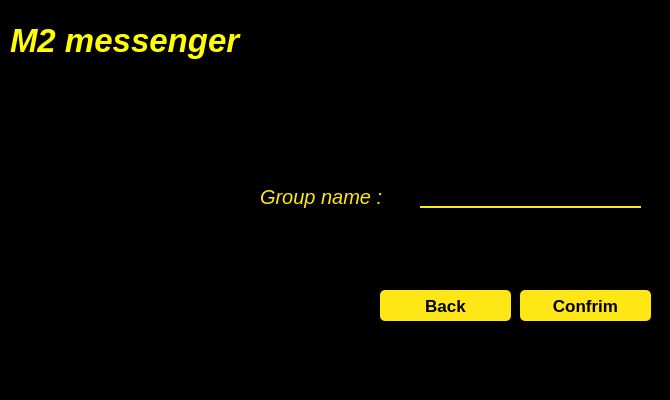
This is untitled/joingroup.ui in MohamadKhavaran/M2-Massenger as Qt 5 draws it before an edit. The edited form follows.
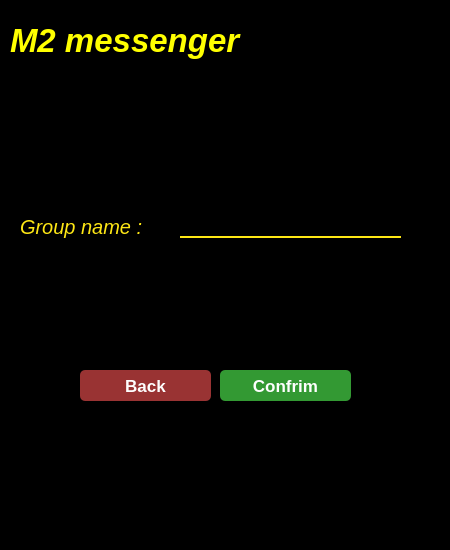
This is the edited form. Icons and pictures are not drawn.

What changed in the file:
```diff
--- a/untitled/joingroup.ui
+++ b/untitled/joingroup.ui
@@ -6,8 +6,8 @@
    <rect>
     <x>0</x>
     <y>0</y>
-    <width>670</width>
-    <height>400</height>
+    <width>450</width>
+    <height>550</height>
    </rect>
   </property>
   <property name="windowTitle">
@@ -19,8 +19,8 @@
   <widget class="QLabel" name="label">
    <property name="geometry">
     <rect>
-     <x>260</x>
-     <y>180</y>
+     <x>20</x>
+     <y>210</y>
      <width>161</width>
      <height>34</height>
     </rect>
@@ -41,25 +41,39 @@
   <widget class="QLineEdit" name="lineEdit">
    <property name="geometry">
     <rect>
-     <x>420</x>
-     <y>180</y>
+     <x>180</x>
+     <y>210</y>
      <width>221</width>
      <height>28</height>
     </rect>
    </property>
    <property name="styleSheet">
-    <string notr="true">bbackground-color:rgba(0, 0, 0, 0);
+    <string notr="true">
+QLineEdit#lineEdit {
+
+background-color:rgba(0, 0, 0, 0);
 border:none;
 border-bottom:2px solid rgba(254, 231, 21, 1);
 color:rgba(255, 255, 255, 255);
-padding-bottom:7px;</string>
+padding-bottom:7px;
+
+}
+
+QLineEdit#lineEdit:hover {
+
+	background-color: rgb(42, 46, 52);
+	border-style: solid;
+	border-color: rgb(245, 179, 1);
+	color: rgb(241, 182, 88);
+
+}</string>
    </property>
   </widget>
   <widget class="QPushButton" name="pushButton">
    <property name="geometry">
     <rect>
-     <x>520</x>
-     <y>290</y>
+     <x>220</x>
+     <y>370</y>
      <width>131</width>
      <height>31</height>
     </rect>
@@ -71,10 +85,11 @@
     </font>
    </property>
    <property name="styleSheet">
-    <string notr="true">QPushButton#pushButton{
-	background-color:rgba(254, 231, 21, 1);
-	color:rgba(0, 0, 0, 255);
-	border-radius:5px;
+    <string notr="true">QPushButton#pushButton {
+color: white;
+border-radius: 5px;
+Background: #393;
+color: #fefefe;
 }
 
 QPushButton#pushButton:hover{
@@ -82,14 +97,12 @@
 
 }
 
-QPushButton#pushButton:pressed{
-	padding-left:5px;
-	padding-top:5px;
-	background-color:rgba(150,123, 111, 255);
-}
-
-
-</string>
+QPushButton#pushButton:pressed {
+border-style: solid;
+border-width: 1px;
+	background-color: rgb(25, 69, 105);
+	color: rgb(85, 255, 255);
+}</string>
    </property>
    <property name="text">
     <string>Confrim</string>
@@ -98,8 +111,8 @@
   <widget class="QPushButton" name="pushButton_2">
    <property name="geometry">
     <rect>
-     <x>380</x>
-     <y>290</y>
+     <x>80</x>
+     <y>370</y>
      <width>131</width>
      <height>31</height>
     </rect>
@@ -111,10 +124,11 @@
     </font>
    </property>
    <property name="styleSheet">
-    <string notr="true">QPushButton#pushButton_2{
-	background-color:rgba(254, 231, 21, 1);
-	color:rgba(0, 0, 0, 255);
-	border-radius:5px;
+    <string notr="true">QPushButton#pushButton_2 {
+color: white;
+border-radius: 5px;
+Background: #933;
+color: #fefefe;
 }
 
 QPushButton#pushButton_2:hover{
@@ -157,10 +171,10 @@
   <widget class="QLabel" name="label_3">
    <property name="geometry">
     <rect>
-     <x>60</x>
-     <y>130</y>
-     <width>161</width>
-     <height>131</height>
+     <x>330</x>
+     <y>20</y>
+     <width>101</width>
+     <height>91</height>
     </rect>
    </property>
    <property name="styleSheet">
```
Left out of the diff: 24 changed lines with no effect on the pictures.
